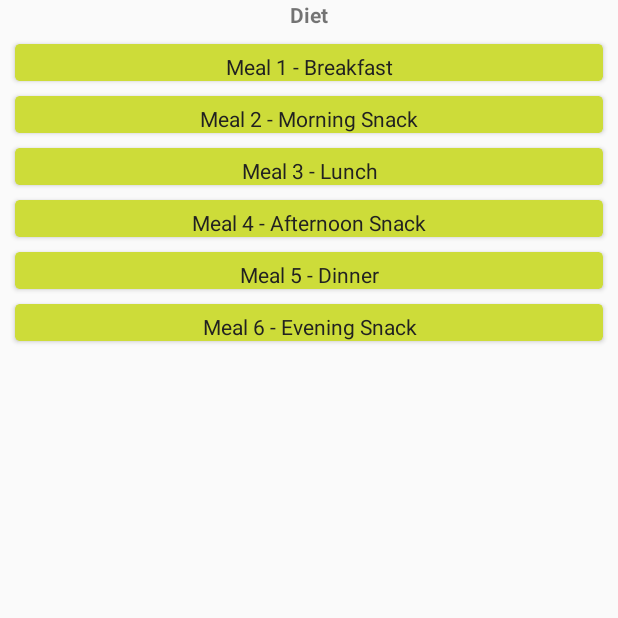
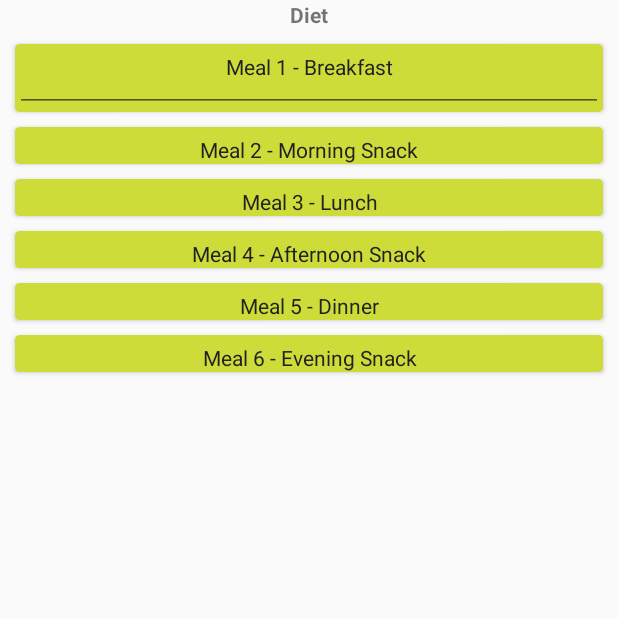
Before and after one commit to jrbrayjr2006/Fitness_Pro_Android, an Android app: the fragment DietFragment shown on its own in the app's theme, on a phone screen of 412 x 824 dp, the top half of it. Run offline under Robolectric (Android 15) with nearby library versions, the phone set to English and light mode, and no system bars.

Commit message:
Updated layouts

```diff
--- a/app/src/main/res/layout/fragement_flexibility.xml
+++ b/app/src/main/res/layout/fragement_flexibility.xml
@@ -2,13 +2,16 @@
 <LinearLayout xmlns:android="http://schemas.android.com/apk/res/android"
     android:id="@+id/flexibilityFragment"
     android:orientation="vertical"
+    android:background="@color/fitnessGreen"
     android:layout_width="match_parent"
     android:layout_height="match_parent">
 
     <TextView
         android:id="@+id/flexibilityTitleText"
-        android:layout_width="wrap_content"
+        android:layout_width="match_parent"
         android:layout_height="wrap_content"
+        android:textStyle="bold"
+        android:textAlignment="center"
         android:text="@string/navigation_title_flexibility"/>
 
 </LinearLayout>
--- a/app/src/main/res/layout/fragment_diet.xml
+++ b/app/src/main/res/layout/fragment_diet.xml
@@ -34,7 +34,16 @@
             android:textColor="@color/primary_text"
             android:text="@string/meal01"/>
 
+        <EditText
+            android:id="@+id/mealTime01EditText"
+            android:layout_width="match_parent"
+            android:layout_height="wrap_content"
+            android:inputType="time"
+            android:ems="10"
+            android:layout_gravity="center_horizontal" />
+
     </android.support.v7.widget.CardView>
+
 
     <android.support.v7.widget.CardView
         xmlns:card_view="http://schemas.android.com/apk/res-auto"
```
